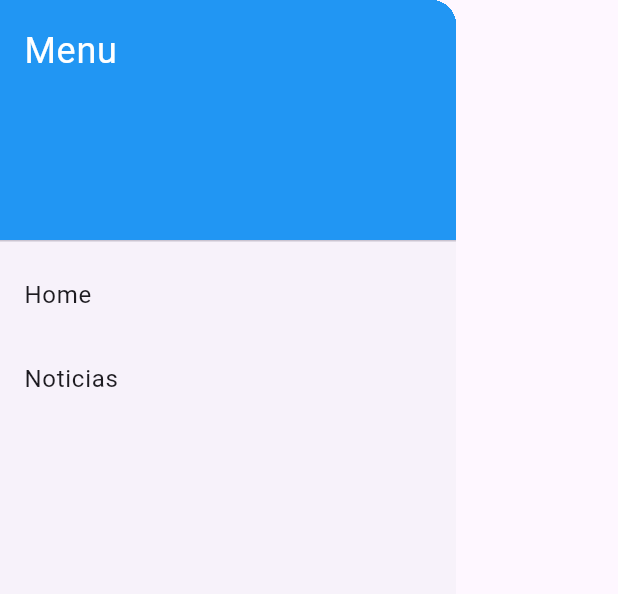
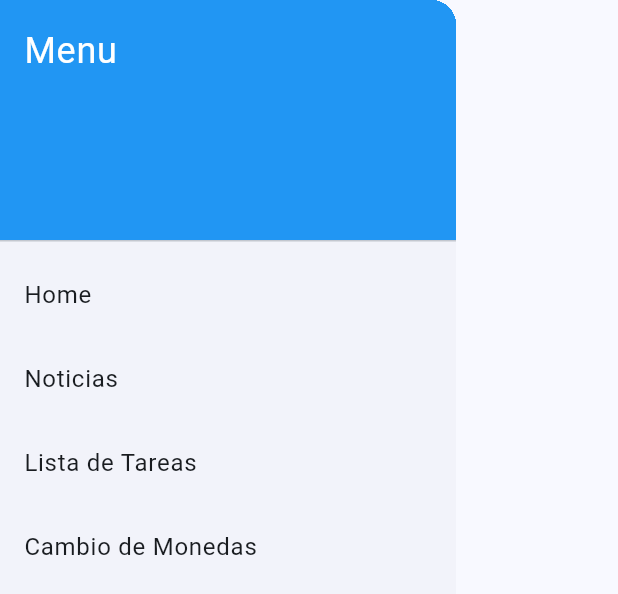
Before and after one commit to Csandoval-dev/Laboratorio1_Programovil, a Flutter app: the MenuDrawer widget shown alone on an empty page, opened directly, on a phone screen of 412 x 824 dp. Shown: the top 594 px of the screen. Run offline on Flutter 3.47's test engine with Material 3 defaults, Android fonts, the phone set to English and light mode, and no system bars; our stand-ins replace go_router.

Commit message:
Widget menu drawer

```diff
--- a/lib/presentation/screens/screens/home/widgets/menu_drawer.dart
+++ b/lib/presentation/screens/screens/home/widgets/menu_drawer.dart
@@ -1,6 +1,5 @@
 import 'package:flutter/material.dart';
 import 'package:go_router/go_router.dart';
-
 
 class MenuDrawer extends StatelessWidget {
   const MenuDrawer({super.key});
@@ -31,6 +30,14 @@
             title: const Text('Noticias'),
             onTap: () => GoRouter.of(context).go('/noticias'),
           ),
+          ListTile(
+            title: const Text('Lista de Tareas'),
+            onTap: () => GoRouter.of(context).go('/tareas'),
+          ),
+          ListTile(
+            title: const Text('Cambio de Monedas'),
+            onTap: () => GoRouter.of(context).go('/divisas'),
+          ),
         ],
       ),
     );
--- a/lib/presentation/screens/screens/noticias_screen.dart
+++ b/lib/presentation/screens/screens/noticias_screen.dart
@@ -21,6 +21,7 @@
                 Navigator.of(context).pop();
               },
               child: const Text('Go to Home'),
+
             ),
           ],
         ),
--- a/lib/presentation/screens/screens/tareas_screen.dart
+++ b/lib/presentation/screens/screens/tareas_screen.dart
@@ -0,0 +1,16 @@
+
+import 'package:flutter/material.dart';
+
+class TareasScreen extends StatelessWidget {
+  const TareasScreen({super.key});
+
+  @override
+  Widget build(BuildContext context) {
+    return Scaffold(
+      appBar: AppBar(title: const Text('Tareas')),
+      body: const Center(
+        child: Text('Aquí se mostrarán las tareas pendientes'),
+      ),
+    );
+  }
+}
--- a/lib/router/app_router.dart
+++ b/lib/router/app_router.dart
@@ -1,7 +1,8 @@
-
+import 'package:go_router/go_router.dart';
+import 'package:flutter_laboratorio1_programovil/presentation/screens/screens/divisas/divisas_screen.dart';
 import 'package:flutter_laboratorio1_programovil/presentation/screens/screens/home/home_screen.dart';
 import 'package:flutter_laboratorio1_programovil/presentation/screens/screens/noticias_screen.dart';
-import 'package:go_router/go_router.dart';
+import 'package:flutter_laboratorio1_programovil/presentation/screens/screens/tareas_screen.dart';
 
 final GoRouter router = GoRouter(
     routes: [
@@ -13,5 +14,13 @@
         path: '/noticias',
         builder: (context, state) => const NoticiasScreen(),
       ),
+      GoRoute(
+        path: '/tareas',
+        builder: (context, state) => const TareasScreen(),
+      ),
+      GoRoute(
+        path: '/divisas',
+        builder: (context, state) => const CambioDivisasScreen(),
+      ),
     ],
   );
```
Also changed, not shown: lib/main.dart (+8 -6 lines), lib/presentation/screens/screens/home/home_screen.dart (+9 -11 lines), lib/presentation/screens/screens/podcast_screen.dart (+16 -0 lines). Lines whose indentation alone changed are shown as unchanged.
